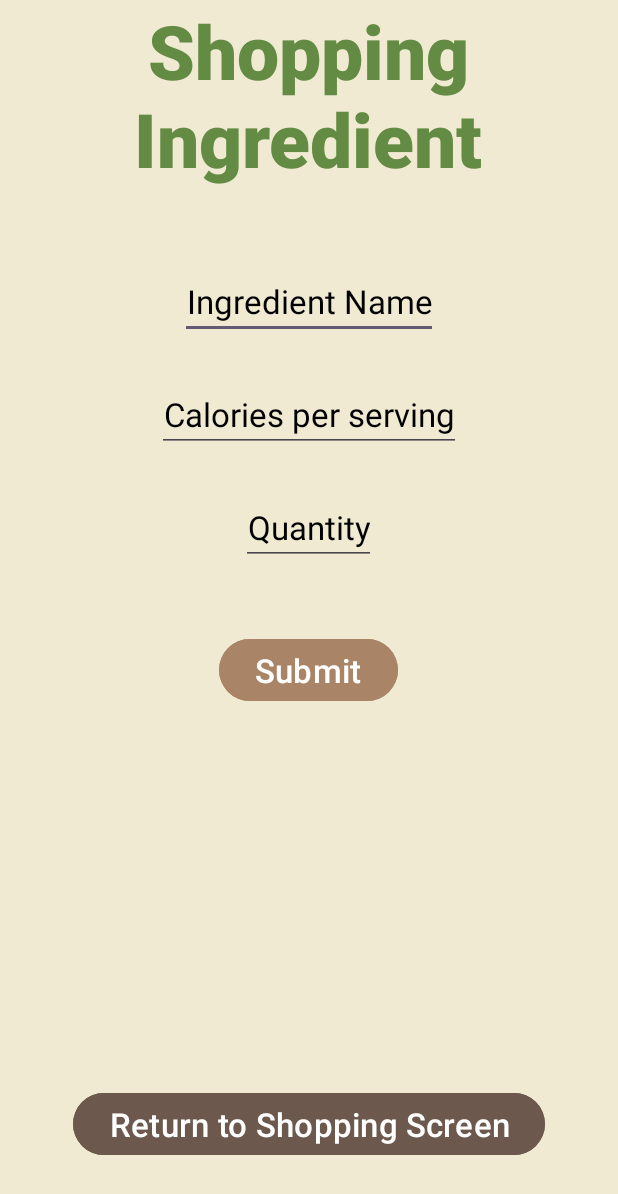
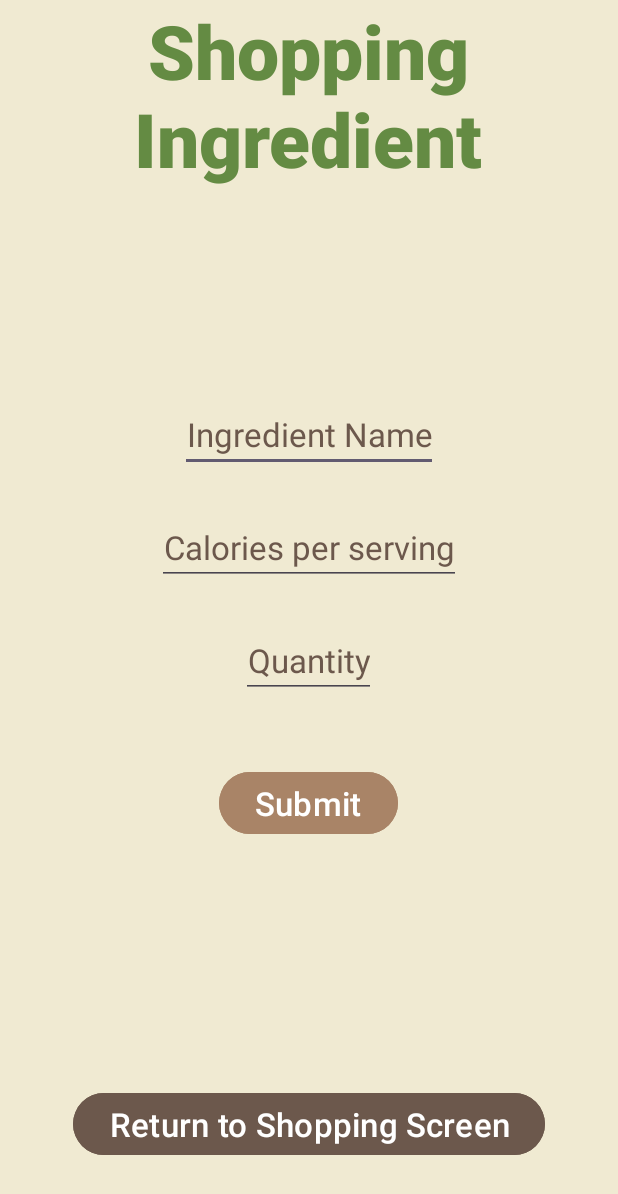
Before and after one commit to kailen-mccauley/CS2340A_Team24, an Android app: the ManualShoppingForm screen opened directly, with no data from a screen before it, on a phone screen of 412 x 824 dp. Shown: the top 1194 px of the screen. Run offline under Robolectric (Android 15) with nearby library versions, the phone set to English and light mode, and no system bars; our stand-ins replace Firebase (no records; nobody signed in at launch, a user with empty details on screens opened directly).

Commit message:
Changes all edittext to have a max width so text doesn't exceed alloted space.

```diff
--- a/GreenPlate/app/src/main/res/layout/activity_fitness.xml
+++ b/GreenPlate/app/src/main/res/layout/activity_fitness.xml
@@ -93,6 +93,7 @@
         <EditText
             android:id="@+id/stepsEditText"
             android:layout_width="wrap_content"
+            android:maxWidth="140dp"
             android:layout_height="wrap_content"
             android:layout_marginTop="10dp"
             android:hint="Enter daily steps"
--- a/GreenPlate/app/src/main/res/layout/activity_login.xml
+++ b/GreenPlate/app/src/main/res/layout/activity_login.xml
@@ -20,6 +20,7 @@
     <EditText
         android:id="@+id/usernameEditText"
         android:layout_width="match_parent"
+        android:maxWidth="200dp"
         android:layout_height="50dp"
         android:hint="Email"
         android:textColorHint="@color/forestGreen"
@@ -27,7 +28,8 @@
         android:drawableLeft="@drawable/person_foreground"
         android:drawableTint="@color/forestGreen"
         android:background="@color/beige"
-        android:layout_marginBottom="5dp"/>
+        android:layout_marginBottom="5dp"
+        android:inputType="textEmailAddress"/>
     <EditText
         android:id="@+id/passwordEditText"
         android:layout_width="match_parent"
@@ -38,6 +40,7 @@
         android:drawableLeft="@drawable/lock_foreground"
         android:drawableTint="@color/forestGreen"
         android:background="@color/beige"
+        android:inputType="textPassword"
         />
 
     <androidx.constraintlayout.widget.ConstraintLayout
--- a/GreenPlate/app/src/main/res/layout/activity_shopping_form.xml
+++ b/GreenPlate/app/src/main/res/layout/activity_shopping_form.xml
@@ -31,21 +31,24 @@
             android:layout_height="wrap_content"
             android:layout_below="@id/shoppingFormTitle"
             android:orientation="vertical"
-            android:layout_marginTop="50dp"
+            app:layout_constraintBottom_toBottomOf="parent"
             app:layout_constraintEnd_toEndOf="parent"
             app:layout_constraintStart_toStartOf="parent"
-            app:layout_constraintTop_toBottomOf="@+id/shoppingFormTitle">
+            app:layout_constraintTop_toTopOf="parent">
 
             <EditText
                 android:id="@+id/nameSpace"
                 android:layout_width="wrap_content"
                 android:layout_height="wrap_content"
                 android:layout_gravity="center"
+                android:layout_marginHorizontal="5dp"
+                android:layout_marginBottom="25dp"
                 android:hint="Ingredient Name"
-                android:textColorHint="@color/black"
-                android:textSize="22sp"
+                android:inputType="text"
+                android:maxWidth="175dp"
                 android:textAlignment="center"
-                android:layout_marginBottom="25dp"/>
+                android:textColorHint="@color/darkBrown"
+                android:textSize="22sp" />
 
             <EditText
                 android:id="@+id/calSection"
@@ -53,13 +56,13 @@
                 android:layout_height="wrap_content"
                 android:layout_gravity="center"
                 android:layout_marginHorizontal="5dp"
+                android:layout_marginBottom="25dp"
                 android:hint="Calories per serving"
-                android:textColorHint="@color/black"
-                android:textSize="22sp"
+                android:inputType="number"
+                android:maxWidth="205dp"
                 android:textAlignment="center"
-                android:layout_marginBottom="25dp"
-                android:inputType="number"
-                />
+                android:textColorHint="@color/darkBrown"
+                android:textSize="22sp" />
 
             <EditText
                 android:id="@+id/quantityNumber"
@@ -67,21 +70,21 @@
                 android:layout_height="wrap_content"
                 android:layout_gravity="center"
                 android:layout_marginHorizontal="5dp"
+                android:layout_marginBottom="25dp"
                 android:hint="Quantity"
-                android:textColorHint="@color/black"
-                android:textSize="22sp"
+                android:inputType="number"
+                android:maxWidth="90dp"
                 android:textAlignment="center"
-                android:layout_marginBottom="25dp"
-                android:inputType="number"
-                />
+                android:textColorHint="@color/darkBrown"
+                android:textSize="22sp" />
 
             <Button
                 android:id="@+id/btn_submit_manual"
                 android:layout_width="wrap_content"
                 android:layout_height="wrap_content"
                 android:layout_gravity="center"
+                android:layout_marginHorizontal="5dp"
                 android:layout_marginTop="20dp"
-                android:layout_marginHorizontal="5dp"
                 android:backgroundTint="@color/brown"
                 android:text="Submit"
                 android:textSize="22sp" />
```
Also changed, not shown: GreenPlate/app/src/main/res/layout/activity_create_account.xml (+7 -2 lines), GreenPlate/app/src/main/res/layout/activity_ingredients_form.xml (+20 -14 lines), GreenPlate/app/src/main/res/layout/activity_input_meal.xml (+6 -2 lines), GreenPlate/app/src/main/res/layout/activity_personal_info.xml (+12 -5 lines), GreenPlate/app/src/main/res/layout/activity_recipe_form_popup.xml (+9 -5 lines).
